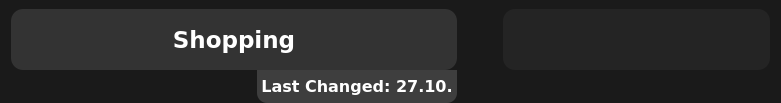
MopedG/FinanceAnalytics, file ui/StatisticsWindow/Forms/SpendingForm/spendingform.ui: the form before one commit.
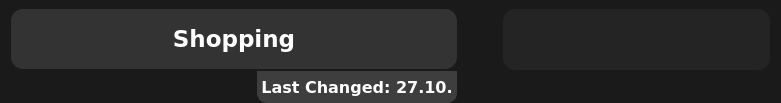
The form after the commit.

Commit message: Fix: Hide Last Changed after seconds resulting in segfault

Diff of the .ui file:
```diff
--- a/ui/StatisticsWindow/Forms/SpendingForm/spendingform.ui
+++ b/ui/StatisticsWindow/Forms/SpendingForm/spendingform.ui
@@ -11,7 +11,7 @@
    </rect>
   </property>
   <property name="sizePolicy">
-   <sizepolicy hsizetype="Preferred" vsizetype="Minimum">
+   <sizepolicy hsizetype="Preferred" vsizetype="Expanding">
     <horstretch>0</horstretch>
     <verstretch>0</verstretch>
    </sizepolicy>
@@ -38,7 +38,7 @@
    <item>
     <layout class="QVBoxLayout" name="verticalLayout" stretch="5,3">
      <property name="spacing">
-      <number>0</number>
+      <number>1</number>
      </property>
      <item alignment="Qt::AlignTop">
       <widget class="QPushButton" name="category">
@@ -72,6 +72,7 @@
 	background-color: rgb(51, 51, 51);
 	color: rgb(255, 255, 255);
 	border-radius: 12px;
+	margin-bottom:1px;
 }</string>
        </property>
        <property name="text">
```
The commit also changes 2 other files.
